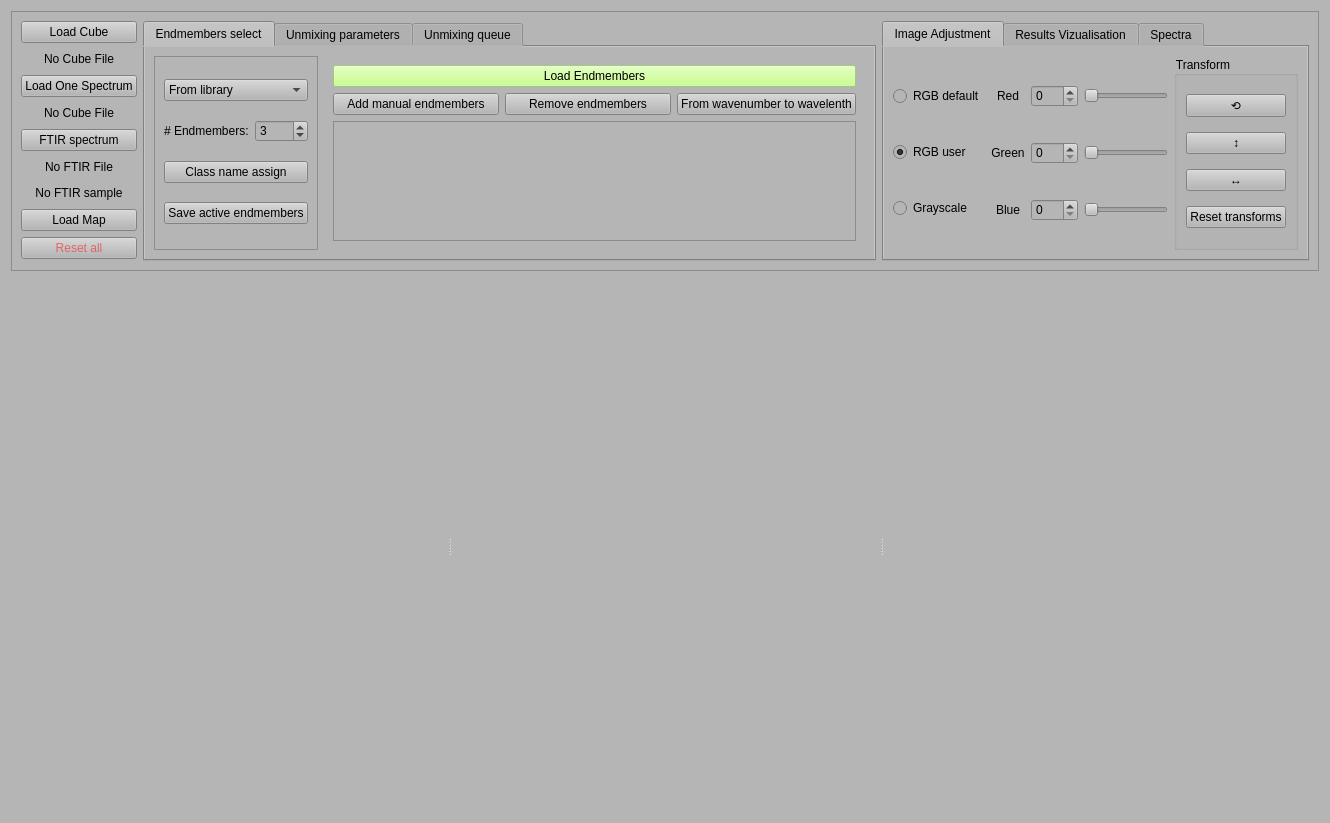
Above: unmixing/unmixing_window.ui from Llanik/Hypertool before the change. Below: the same form after it.
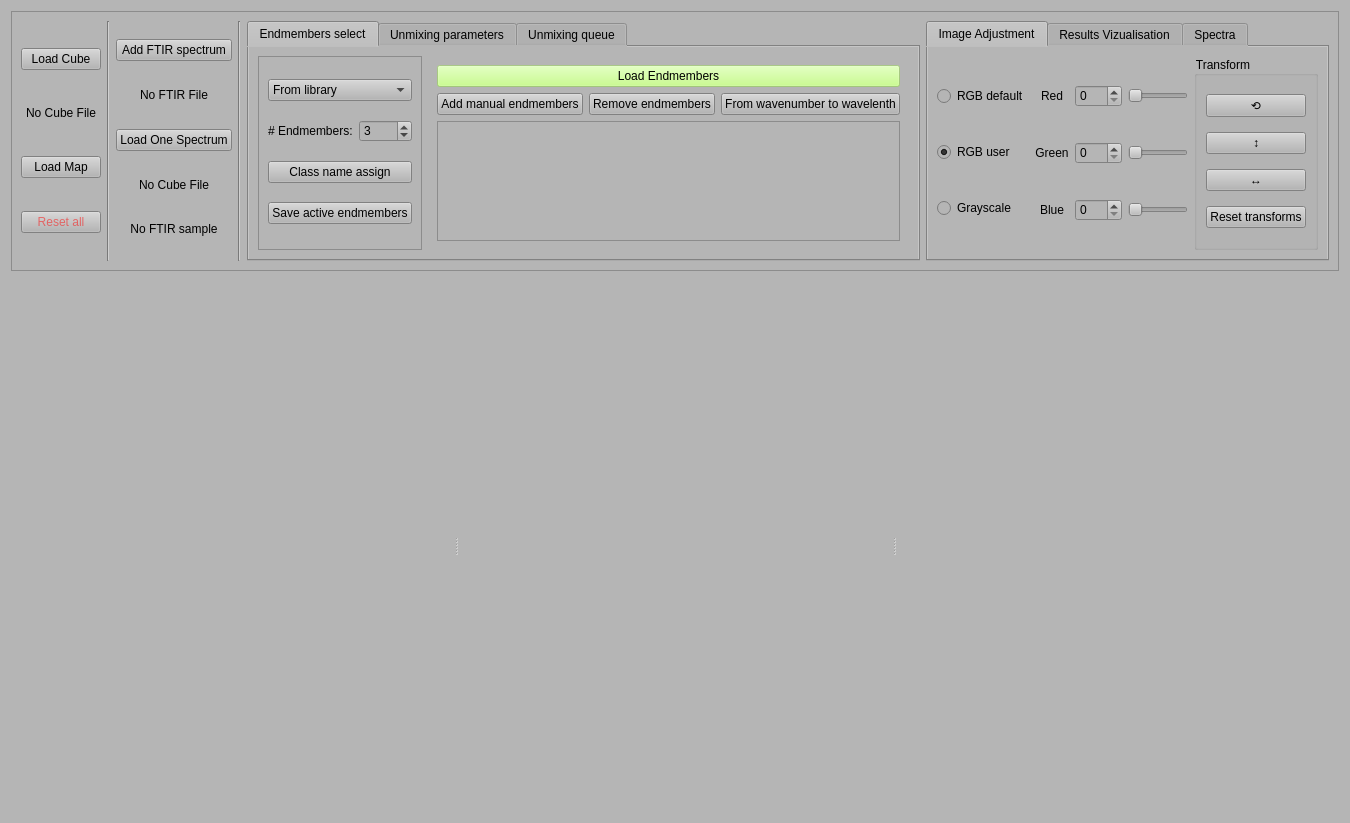
That is the form after the change. The open tabs and pages were chosen to show the change.

Diff of the .ui file:
```diff
--- a/unmixing/unmixing_window.ui
+++ b/unmixing/unmixing_window.ui
@@ -63,68 +63,6 @@
           </property>
          </widget>
         </item>
-        <item>
-         <widget class="QPushButton" name="pushButton_load_one_spectrum">
-          <property name="text">
-           <string>Load One Spectrum</string>
-          </property>
-         </widget>
-        </item>
-        <item>
-         <widget class="QLabel" name="label_one_spectrum">
-          <property name="maximumSize">
-           <size>
-            <width>16777215</width>
-            <height>20</height>
-           </size>
-          </property>
-          <property name="text">
-           <string>No Cube File</string>
-          </property>
-          <property name="alignment">
-           <set>Qt::AlignCenter</set>
-          </property>
-         </widget>
-        </item>
-        <item>
-         <widget class="QPushButton" name="pushButton_load_FTIR">
-          <property name="text">
-           <string>FTIR spectrum</string>
-          </property>
-         </widget>
-        </item>
-        <item>
-         <widget class="QLabel" name="label_ftir_file">
-          <property name="maximumSize">
-           <size>
-            <width>16777215</width>
-            <height>20</height>
-           </size>
-          </property>
-          <property name="text">
-           <string>No FTIR File</string>
-          </property>
-          <property name="alignment">
-           <set>Qt::AlignCenter</set>
-          </property>
-         </widget>
-        </item>
-        <item>
-         <widget class="QLabel" name="label_ftir_sample">
-          <property name="maximumSize">
-           <size>
-            <width>16777215</width>
-            <height>20</height>
-           </size>
-          </property>
-          <property name="text">
-           <string>No FTIR sample</string>
-          </property>
-          <property name="alignment">
-           <set>Qt::AlignCenter</set>
-          </property>
-         </widget>
-        </item>
         <item>
          <widget class="QPushButton" name="pushButton_load_map">
           <property name="text">
@@ -147,6 +85,86 @@
         </item>
        </layout>
       </item>
+      <item>
+       <widget class="Line" name="line">
+        <property name="orientation">
+         <enum>Qt::Vertical</enum>
+        </property>
+       </widget>
+      </item>
+      <item>
+       <layout class="QVBoxLayout" name="verticalLayout_16">
+        <item>
+         <widget class="QPushButton" name="pushButton_load_FTIR">
+          <property name="text">
+           <string>Add FTIR spectrum</string>
+          </property>
+         </widget>
+        </item>
+        <item>
+         <widget class="QLabel" name="label_ftir_file">
+          <property name="maximumSize">
+           <size>
+            <width>16777215</width>
+            <height>20</height>
+           </size>
+          </property>
+          <property name="text">
+           <string>No FTIR File</string>
+          </property>
+          <property name="alignment">
+           <set>Qt::AlignCenter</set>
+          </property>
+         </widget>
+        </item>
+        <item>
+         <widget class="QPushButton" name="pushButton_load_one_spectrum">
+          <property name="text">
+           <string>Load One Spectrum</string>
+          </property>
+         </widget>
+        </item>
+        <item>
+         <widget class="QLabel" name="label_one_spectrum">
+          <property name="maximumSize">
+           <size>
+            <width>16777215</width>
+            <height>20</height>
+           </size>
+          </property>
+          <property name="text">
+           <string>No Cube File</string>
+          </property>
+          <property name="alignment">
+           <set>Qt::AlignCenter</set>
+          </property>
+         </widget>
+        </item>
+        <item>
+         <widget class="QLabel" name="label_ftir_sample">
+          <property name="maximumSize">
+           <size>
+            <width>16777215</width>
+            <height>20</height>
+           </size>
+          </property>
+          <property name="text">
+           <string>No FTIR sample</string>
+          </property>
+          <property name="alignment">
+           <set>Qt::AlignCenter</set>
+          </property>
+         </widget>
+        </item>
+       </layout>
+      </item>
+      <item>
+       <widget class="Line" name="line_2">
+        <property name="orientation">
+         <enum>Qt::Vertical</enum>
+        </property>
+       </widget>
+      </item>
       <item>
        <widget class="QTabWidget" name="tabWidget">
         <property name="tabPosition">
@@ -296,8 +314,8 @@
                   <rect>
                    <x>0</x>
                    <y>0</y>
-                   <width>496</width>
-                   <height>112</height>
+                   <width>401</width>
+                   <height>103</height>
                   </rect>
                  </property>
                  <layout class="QVBoxLayout" name="verticalLayout_2">
```
Left out of the diff: 14 changed lines with no effect on the pictures.
